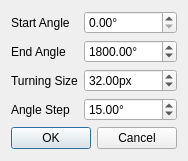
Qt form data/plugins/spiral/dialog.ui (mbasaglia/Knotter) before a commit.
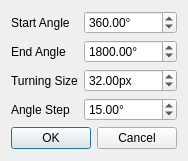
The same form after that commit.

```diff
--- a/data/plugins/spiral/dialog.ui
+++ b/data/plugins/spiral/dialog.ui
@@ -59,6 +59,9 @@
      <property name="maximum">
       <double>8640.000000000000000</double>
      </property>
+     <property name="value">
+      <double>360.000000000000000</double>
+     </property>
     </widget>
    </item>
    <item row="2" column="0">
```
